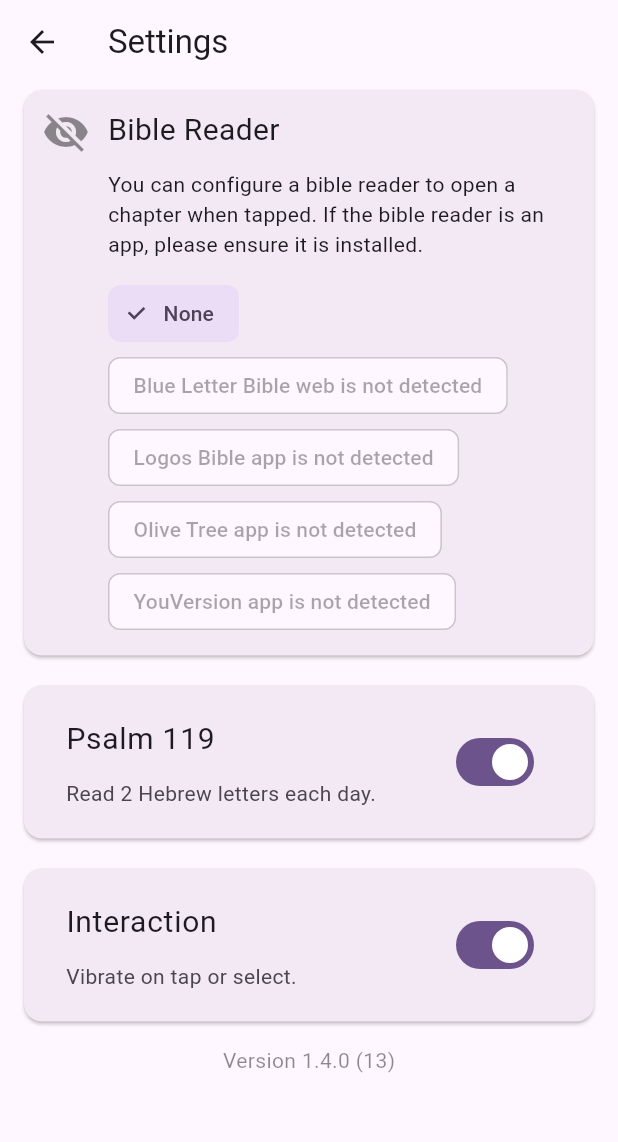
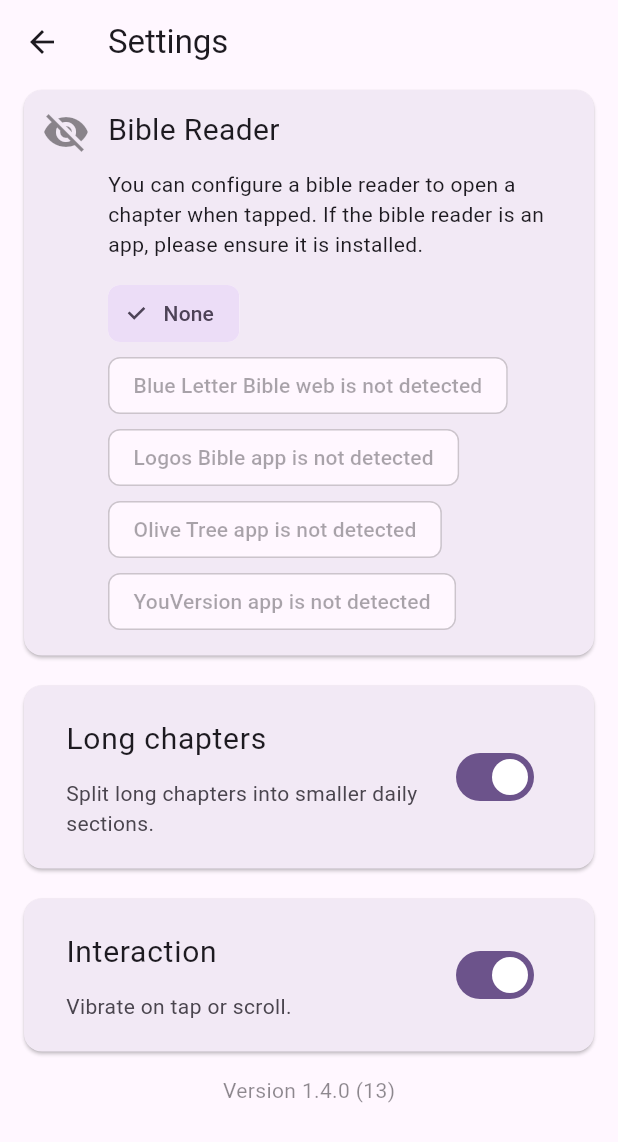
Before and after one commit to dizzib/bible-feed, a Flutter app: the screen it shows after launch, after a tap on the "settings" icon, on a phone screen of 412 x 824 dp. Shown: the top 1142 px of the screen. Run offline on Flutter 3.47's test engine with Material 3 defaults, Android fonts, the phone set to English and light mode, and no system bars; our stand-ins replace auto_size_text, clock, dartx, get_it, injectable, package_info_plus and 2 more; missing offline and left inert: app_install_events.

Commit message:
refactor to settings toggler

```diff
--- a/lib/service/toggler_service.dart
+++ b/lib/service/toggler_service.dart
@@ -7,7 +7,9 @@
 
   TogglerService(this._sharedPreferences);
 
-  get _storeKey;
+  String get _storeKey;
+  String get title;
+  String get subtitle;
 
   bool get isEnabled => _sharedPreferences.getBool(_storeKey) ?? true;
 
@@ -23,6 +25,12 @@
 
   @override
   get _storeKey => 'isEnabled.haptic';
+
+  @override
+  String get title => 'Interaction';
+
+  @override
+  String get subtitle => 'Vibrate on tap or scroll.';
 }
 
 @lazySingleton
@@ -31,4 +39,10 @@
 
   @override
   get _storeKey => 'isEnabled.verseScopes';
+
+  @override
+  String get title => 'Long chapters';
+
+  @override
+  String get subtitle => 'Split long chapters into smaller daily sections.';
 }
--- a/lib/view/settings.dart
+++ b/lib/view/settings.dart
@@ -1,10 +1,10 @@
+import 'package:bible_feed/service/toggler_service.dart';
 import 'package:flutter/material.dart';
 import 'package:watch_it/watch_it.dart';
 
 import 'app_version.dart';
 import 'settings_bible_reader.dart';
-import 'settings_haptic.dart';
-import 'settings_verse_scope.dart';
+import 'settings_toggler.dart';
 
 class Settings extends WatchingWidget {
   @override
@@ -22,8 +22,8 @@
               spacing: spacing,
               children: [
                 BibleReaderSettings(),
-                VerseScopeSettings(),
-                HapticSettings(),
+                SettingsToggler<VerseScopeTogglerService>() ,
+                SettingsToggler<HapticTogglerService>() ,
                 const AppVersion(),
               ],
             ),
--- /dev/null
+++ b/lib/view/settings_toggler.dart
@@ -0,0 +1,33 @@
+import 'package:flutter/material.dart';
+import 'package:watch_it/watch_it.dart';
+
+import '/service/toggler_service.dart';
+
+class SettingsToggler<T extends TogglerService> extends StatelessWidget {
+  SettingsToggler({super.key});
+
+  final ts = watchIt<T>();
+
+  @override
+  Widget build(BuildContext context) {
+    const spacing = 12.0;
+
+    return Card(
+      child: Padding(
+        padding: const EdgeInsets.all(spacing),
+        child: SwitchListTile(
+          title: Text(
+            ts.title,
+            style: const TextStyle(fontSize: 20),
+          ),
+          subtitle: Padding(
+            padding: const EdgeInsets.only(top: spacing),
+            child: Text(ts.subtitle),
+          ),
+          value: ts.isEnabled,
+          onChanged: (value) => ts.isEnabled = value,
+        ),
+      ),
+    );
+  }
+}
```
